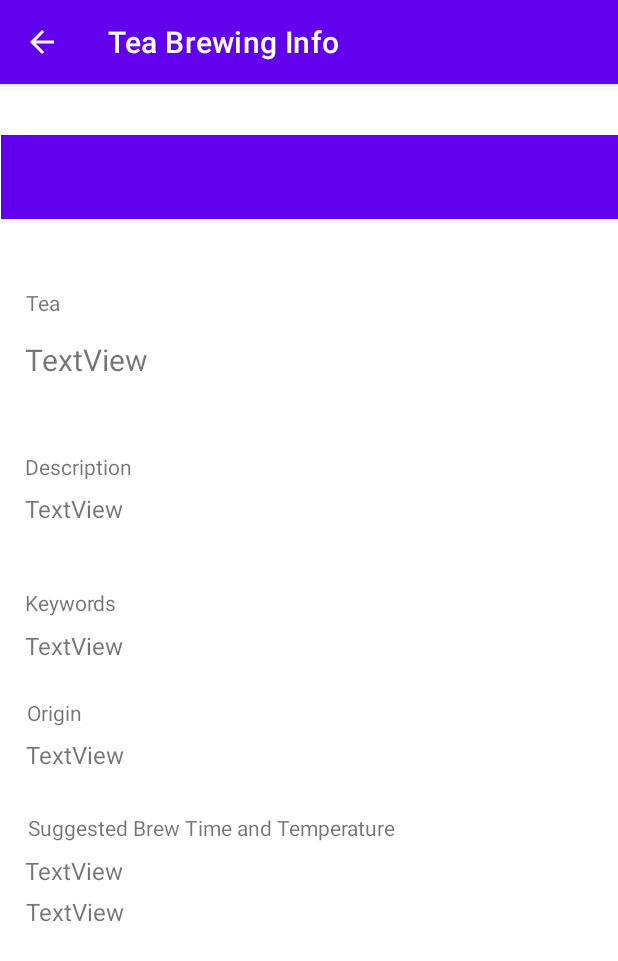
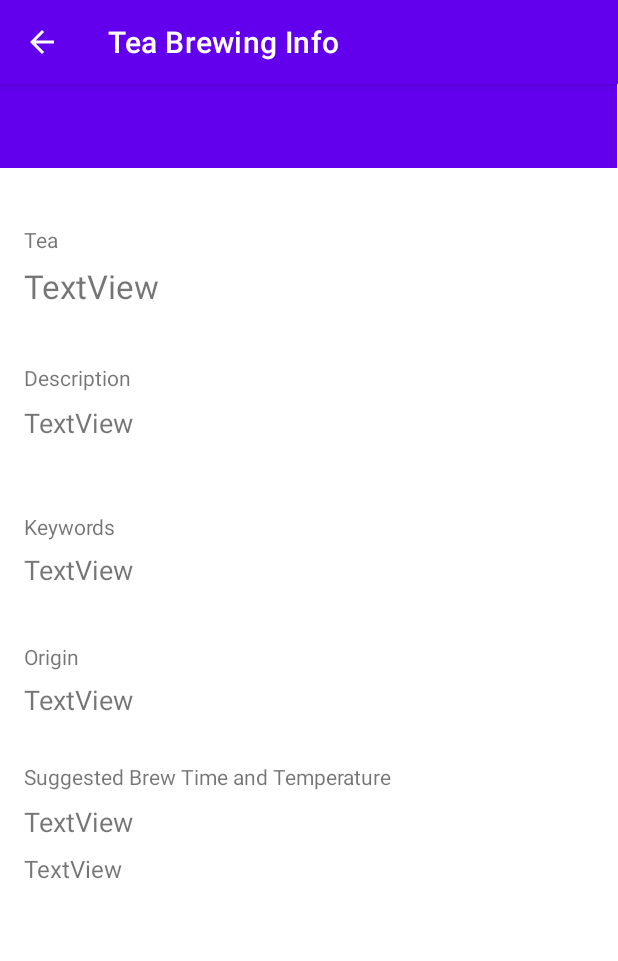
Before and after one commit to uxchar/tea-app, an Android app: the TeaBrewInfo screen opened directly, with no data from a screen before it, on a phone screen of 412 x 824 dp. Shown: the top 961 px of the screen. Run offline under Robolectric (Android 15) with nearby library versions, the phone set to English and light mode, and no system bars; 1 statement that could not run was skipped.

Commit message:
fixing layout contraints, added scrollview

```diff
--- a/app/src/main/res/layout/activity_tea_brew_info.xml
+++ b/app/src/main/res/layout/activity_tea_brew_info.xml
@@ -1,23 +1,26 @@
 <?xml version="1.0" encoding="utf-8"?>
-<androidx.constraintlayout.widget.ConstraintLayout xmlns:android="http://schemas.android.com/apk/res/android"
+
+<ScrollView xmlns:android="http://schemas.android.com/apk/res/android"
     xmlns:app="http://schemas.android.com/apk/res-auto"
     xmlns:tools="http://schemas.android.com/tools"
-    android:layout_width="match_parent"
+    android:layout_width="wrap_content"
     android:layout_height="match_parent"
     tools:context=".TeaBrewInfo">
 
+    <androidx.constraintlayout.widget.ConstraintLayout
+        android:layout_width="wrap_content"
+        android:layout_height="wrap_content">
+
         <TextView
             android:id="@+id/teaName"
-        android:layout_width="88dp"
-        android:layout_height="38dp"
+            android:layout_width="wrap_content"
+            android:layout_height="57dp"
             android:layout_marginStart="16dp"
-        android:layout_marginTop="80dp"
-        android:layout_marginEnd="307dp"
-        android:layout_marginBottom="37dp"
+            android:layout_marginTop="64dp"
+            android:layout_marginBottom="9dp"
             android:text="TextView"
-        android:textSize="20sp"
+            android:textSize="22sp"
             app:layout_constraintBottom_toTopOf="@+id/descrioptionHeader"
-        app:layout_constraintEnd_toEndOf="parent"
             app:layout_constraintStart_toStartOf="parent"
             app:layout_constraintTop_toBottomOf="@+id/toolbar"
             app:layout_constraintVertical_bias="0.0"
@@ -28,28 +31,24 @@
             android:layout_width="wrap_content"
             android:layout_height="wrap_content"
             android:layout_marginStart="16dp"
-        android:layout_marginTop="46dp"
-        android:layout_marginEnd="368dp"
-        android:layout_marginBottom="14dp"
+            android:layout_marginTop="38dp"
+            android:layout_marginBottom="7dp"
             android:text="Tea "
             app:layout_constraintBottom_toTopOf="@+id/teaName"
-        app:layout_constraintEnd_toEndOf="parent"
             app:layout_constraintStart_toStartOf="parent"
             app:layout_constraintTop_toBottomOf="@+id/toolbar"
             app:layout_constraintVertical_bias="0.0" />
 
         <TextView
             android:id="@+id/teaDescription"
-        android:layout_width="285dp"
-        android:layout_height="42dp"
+            android:layout_width="274dp"
+            android:layout_height="wrap_content"
             android:layout_marginStart="16dp"
-        android:layout_marginTop="182dp"
-        android:layout_marginEnd="110dp"
+            android:layout_marginTop="157dp"
             android:layout_marginBottom="15dp"
             android:text="TextView"
-        android:textSize="16sp"
+            android:textSize="18sp"
             app:layout_constraintBottom_toTopOf="@+id/keywordsHeader"
-        app:layout_constraintEnd_toEndOf="parent"
             app:layout_constraintStart_toStartOf="parent"
             app:layout_constraintTop_toBottomOf="@+id/toolbar"
             app:layout_constraintVertical_bias="0.0" />
@@ -59,43 +58,105 @@
             android:layout_width="wrap_content"
             android:layout_height="wrap_content"
             android:layout_marginStart="16dp"
-        android:layout_marginTop="273dp"
-        android:layout_marginEnd="330dp"
-        android:layout_marginBottom="24dp"
+            android:layout_marginTop="255dp"
+            android:layout_marginBottom="37dp"
             android:text="TextView"
-        android:textSize="16sp"
+            android:textSize="18sp"
             app:layout_constraintBottom_toTopOf="@+id/originHeader"
-        app:layout_constraintEnd_toEndOf="parent"
             app:layout_constraintStart_toStartOf="parent"
-        app:layout_constraintTop_toBottomOf="@+id/toolbar" />
+            app:layout_constraintTop_toBottomOf="@+id/toolbar"
+            app:layout_constraintVertical_bias="0.0" />
 
         <TextView
             android:id="@+id/keywordsHeader"
             android:layout_width="wrap_content"
             android:layout_height="wrap_content"
             android:layout_marginStart="16dp"
-        android:layout_marginTop="246dp"
-        android:layout_marginEnd="333dp"
-        android:layout_marginBottom="8dp"
+            android:layout_marginTop="229dp"
+            android:layout_marginBottom="7dp"
             android:text="Keywords"
             app:layout_constraintBottom_toTopOf="@+id/teaKeywords"
-        app:layout_constraintEnd_toEndOf="parent"
             app:layout_constraintStart_toStartOf="parent"
-        app:layout_constraintTop_toBottomOf="@+id/toolbar" />
+            app:layout_constraintTop_toBottomOf="@+id/toolbar"
+            app:layout_constraintVertical_bias="0.0" />
+
+        <TextView
+            android:id="@+id/temperatureHeader"
+            android:layout_width="wrap_content"
+            android:layout_height="wrap_content"
+            android:layout_marginStart="16dp"
+            android:layout_marginTop="396dp"
+            android:layout_marginBottom="8dp"
+            android:text="Suggested Brew Time and Temperature"
+            app:layout_constraintBottom_toTopOf="@+id/teaBrewTime"
+            app:layout_constraintStart_toStartOf="parent"
+            app:layout_constraintTop_toBottomOf="@+id/toolbar"
+            app:layout_constraintVertical_bias="0.0" />
+
+        <TextView
+            android:id="@+id/teaBrewTemp"
+            android:layout_width="wrap_content"
+            android:layout_height="wrap_content"
+            android:layout_marginStart="16dp"
+            android:layout_marginTop="512dp"
+            android:text="TextView"
+            android:textSize="16sp"
+            app:layout_constraintStart_toStartOf="parent"
+            app:layout_constraintTop_toTopOf="@+id/toolbar" />
+
+        <TextView
+            android:id="@+id/teaBrewTime"
+            android:layout_width="wrap_content"
+            android:layout_height="26dp"
+            android:layout_marginStart="16dp"
+            android:layout_marginTop="423dp"
+            android:layout_marginBottom="7dp"
+            android:text="TextView"
+            android:textSize="18sp"
+            app:layout_constraintBottom_toTopOf="@+id/teaBrewTemp"
+            app:layout_constraintStart_toStartOf="parent"
+            app:layout_constraintTop_toBottomOf="@+id/toolbar"
+            app:layout_constraintVertical_bias="0.0" />
+
+        <TextView
+            android:id="@+id/teaOrigin"
+            android:layout_width="wrap_content"
+            android:layout_height="wrap_content"
+            android:layout_marginStart="16dp"
+            android:layout_marginTop="342dp"
+            android:layout_marginBottom="30dp"
+            android:text="TextView"
+            android:textSize="18sp"
+            app:layout_constraintBottom_toTopOf="@+id/temperatureHeader"
+            app:layout_constraintStart_toStartOf="parent"
+            app:layout_constraintTop_toBottomOf="@+id/toolbar"
+            app:layout_constraintVertical_bias="0.0" />
+
+        <TextView
+            android:id="@+id/originHeader"
+            android:layout_width="wrap_content"
+            android:layout_height="wrap_content"
+            android:layout_marginStart="16dp"
+            android:layout_marginTop="316dp"
+            android:layout_marginBottom="7dp"
+            android:text="Origin"
+            app:layout_constraintBottom_toTopOf="@+id/teaOrigin"
+            app:layout_constraintStart_toStartOf="parent"
+            app:layout_constraintTop_toBottomOf="@+id/toolbar"
+            app:layout_constraintVertical_bias="0.0" />
 
         <TextView
             android:id="@+id/descrioptionHeader"
             android:layout_width="wrap_content"
             android:layout_height="wrap_content"
             android:layout_marginStart="16dp"
-        android:layout_marginTop="155dp"
-        android:layout_marginEnd="324dp"
+            android:layout_marginTop="130dp"
             android:layout_marginBottom="8dp"
             android:text="Description"
             app:layout_constraintBottom_toTopOf="@+id/teaDescription"
-        app:layout_constraintEnd_toEndOf="parent"
             app:layout_constraintStart_toStartOf="parent"
-        app:layout_constraintTop_toBottomOf="@+id/toolbar" />
+            app:layout_constraintTop_toBottomOf="@+id/toolbar"
+            app:layout_constraintVertical_bias="0.0" />
 
         <androidx.appcompat.widget.Toolbar
             android:id="@+id/toolbar"
@@ -104,8 +165,8 @@
             android:background="?attr/colorPrimary"
             android:minHeight="?attr/actionBarSize"
             android:theme="?attr/actionBarTheme"
-        app:layout_constraintEnd_toEndOf="parent"
-        app:layout_constraintTop_toTopOf="@+id/barrier2" />
+            tools:layout_editor_absoluteX="0dp"
+            tools:layout_editor_absoluteY="1dp" />
 
         <androidx.constraintlayout.widget.Guideline
             android:id="@+id/guideline2"
@@ -121,82 +182,5 @@
             app:barrierDirection="left"
             tools:layout_editor_absoluteX="411dp" />
 
-    <TextView
-        android:id="@+id/originHeader"
-        android:layout_width="wrap_content"
-        android:layout_height="wrap_content"
-        android:layout_marginStart="16dp"
-        android:layout_marginTop="319dp"
-        android:layout_marginEnd="356dp"
-        android:layout_marginBottom="7dp"
-        android:text="Origin"
-        app:layout_constraintBottom_toTopOf="@+id/teaOrigin"
-        app:layout_constraintEnd_toEndOf="parent"
-        app:layout_constraintStart_toStartOf="parent"
-        app:layout_constraintTop_toBottomOf="@+id/toolbar" />
-
-    <TextView
-        android:id="@+id/teaOrigin"
-        android:layout_width="wrap_content"
-        android:layout_height="wrap_content"
-        android:layout_marginStart="16dp"
-        android:layout_marginTop="345dp"
-        android:layout_marginEnd="328dp"
-        android:layout_marginBottom="27dp"
-        android:text="TextView"
-        android:textSize="16sp"
-        app:layout_constraintBottom_toTopOf="@+id/temperatureHeader"
-        app:layout_constraintEnd_toEndOf="parent"
-        app:layout_constraintStart_toStartOf="parent"
-        app:layout_constraintTop_toBottomOf="@+id/toolbar" />
-
-    <TextView
-        android:id="@+id/temperatureHeader"
-        android:layout_width="wrap_content"
-        android:layout_height="wrap_content"
-        android:layout_marginStart="16dp"
-        android:layout_marginTop="392dp"
-        android:layout_marginEnd="146dp"
-        android:layout_marginBottom="8dp"
-        android:text="Suggested Brew Time and Temperature"
-        app:layout_constraintBottom_toTopOf="@+id/teaBrewTime"
-        app:layout_constraintEnd_toEndOf="parent"
-        app:layout_constraintStart_toStartOf="parent"
-        app:layout_constraintTop_toBottomOf="@+id/toolbar"
-        app:layout_constraintVertical_bias="1.0" />
-
-    <TextView
-        android:id="@+id/teaBrewTemp"
-        android:layout_width="wrap_content"
-        android:layout_height="wrap_content"
-        android:layout_marginStart="16dp"
-        android:layout_marginTop="504dp"
-        android:layout_marginEnd="329dp"
-        android:layout_marginBottom="205dp"
-        android:text="TextView"
-        android:textSize="16sp"
-        app:layout_constraintBottom_toBottomOf="parent"
-        app:layout_constraintEnd_toEndOf="parent"
-        app:layout_constraintHorizontal_bias="1.0"
-        app:layout_constraintStart_toStartOf="parent"
-        app:layout_constraintTop_toTopOf="@+id/toolbar"
-        app:layout_constraintVertical_bias="1.0" />
-
-    <TextView
-        android:id="@+id/teaBrewTime"
-        android:layout_width="wrap_content"
-        android:layout_height="wrap_content"
-        android:layout_marginStart="16dp"
-        android:layout_marginTop="421dp"
-        android:layout_marginEnd="330dp"
-        android:layout_marginBottom="5dp"
-        android:text="TextView"
-        android:textSize="16sp"
-        app:layout_constraintBottom_toTopOf="@+id/teaBrewTemp"
-        app:layout_constraintEnd_toEndOf="parent"
-        app:layout_constraintHorizontal_bias="1.0"
-        app:layout_constraintStart_toStartOf="parent"
-        app:layout_constraintTop_toBottomOf="@+id/toolbar"
-        app:layout_constraintVertical_bias="1.0" />
-
     </androidx.constraintlayout.widget.ConstraintLayout>
+</ScrollView>
```
Lines whose indentation alone changed are shown as unchanged.
